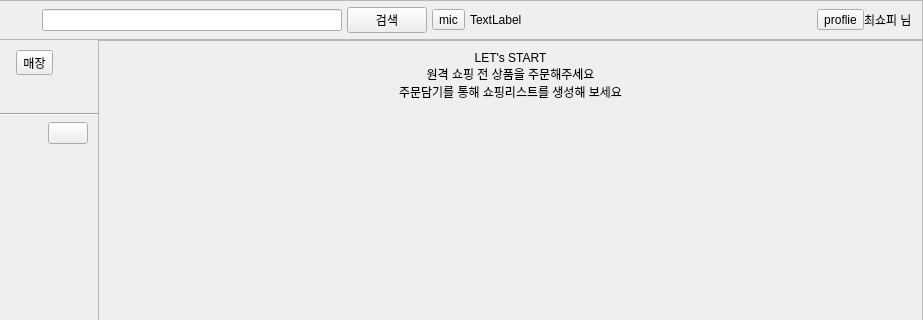
Before: the Qt Designer form shopee_ros2/src/shopee_app/shopee_app/ui/layout_user.ui in addinedu-roscamp-7th/roscamp-repo-1, drawn with Qt 5; both pictures show x 102 to 1025 and y 0 to 320 of the 1025 by 712 pixel window.
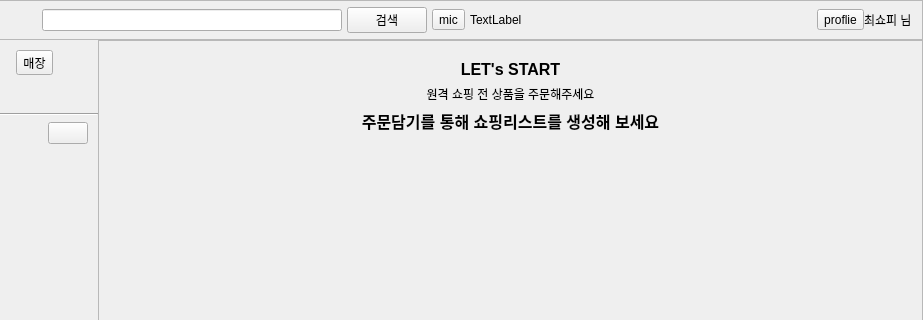
After: the same form once the commit is applied. Icons and pictures are not drawn.

Commit message: [ShopeeApp] 상품 목록화면  디자인 수정

Patch:
```diff
--- a/shopee_ros2/src/shopee_app/shopee_app/ui/layout_user.ui
+++ b/shopee_ros2/src/shopee_app/shopee_app/ui/layout_user.ui
@@ -767,7 +767,7 @@
                   <verstretch>0</verstretch>
                  </sizepolicy>
                 </property>
-                <layout class="QVBoxLayout" name="verticalLayout_2" stretch="0,0,0,1,5">
+                <layout class="QVBoxLayout" name="verticalLayout_2" stretch="0,1,5">
                  <property name="spacing">
                   <number>0</number>
                  </property>
@@ -784,7 +784,17 @@
                   <number>0</number>
                  </property>
                  <item>
-                  <widget class="QLabel" name="label_16">
+                  <widget class="QWidget" name="widget_user_banner" native="true">
+                   <layout class="QVBoxLayout" name="verticalLayout_24">
+                    <item>
+                     <widget class="QLabel" name="label_let_start">
+                      <property name="font">
+                       <font>
+                        <pointsize>12</pointsize>
+                        <weight>75</weight>
+                        <bold>true</bold>
+                       </font>
+                      </property>
                    <property name="text">
                     <string>LET's START</string>
                    </property>
@@ -794,7 +804,7 @@
                   </widget>
                  </item>
                  <item>
-                  <widget class="QLabel" name="label_17">
+                     <widget class="QLabel" name="label_main_top">
                    <property name="text">
                     <string>원격 쇼핑 전 상품을 주문해주세요</string>
                    </property>
@@ -804,7 +814,14 @@
                   </widget>
                  </item>
                  <item>
-                  <widget class="QLabel" name="label_18">
+                     <widget class="QLabel" name="label_do_create">
+                      <property name="font">
+                       <font>
+                        <pointsize>12</pointsize>
+                        <weight>75</weight>
+                        <bold>true</bold>
+                       </font>
+                      </property>
                    <property name="layoutDirection">
                     <enum>Qt::LeftToRight</enum>
                    </property>
@@ -816,6 +833,9 @@
                    </property>
                   </widget>
                  </item>
+                   </layout>
+                  </widget>
+                 </item>
                  <item>
                   <spacer name="verticalSpacer_2">
                    <property name="orientation">
```
Left out of the diff: 6 changed lines with no effect on the pictures. Lines whose indentation alone changed are shown as unchanged. The commit also changes 3 other files.
